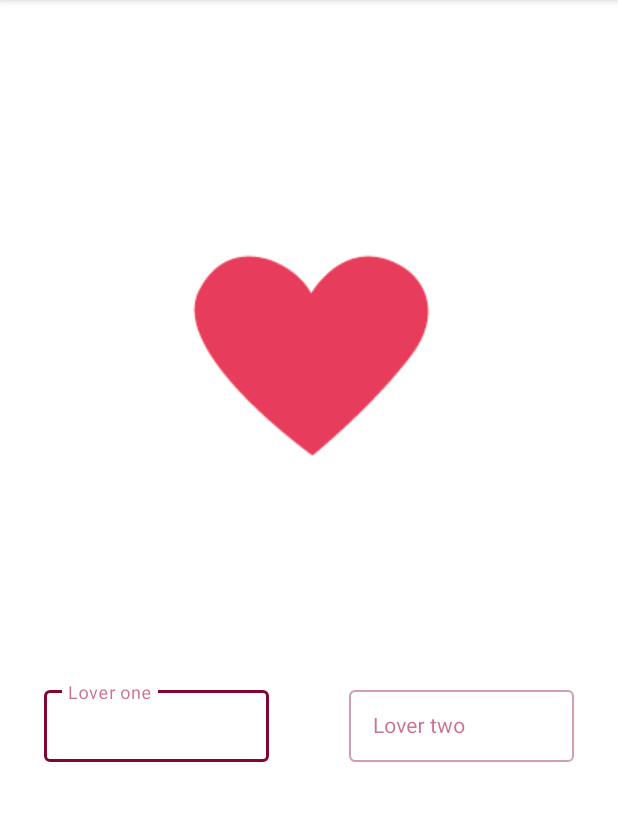
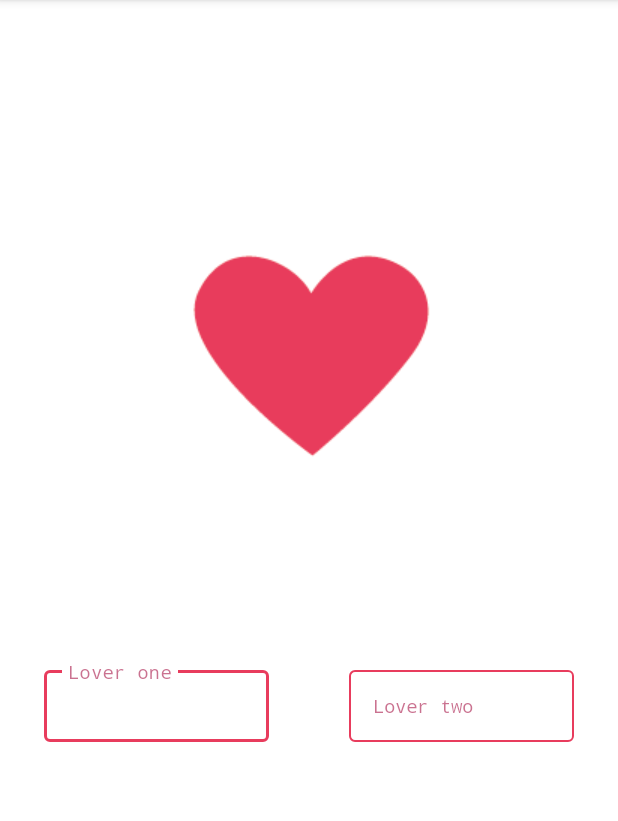
Before and after one commit to rafaelvpiccolo/LoveCalculator, an Android app: the screen it shows after launch (MainActivity), on a phone screen of 412 x 824 dp, the part 84-905 px from its top. Run offline under Robolectric (Android 15) with nearby library versions, the phone set to English and light mode, and no system bars.

Commit message:
Some improvements

```diff
--- a/app/src/main/res/color/text_input_custom.xml
+++ b/app/src/main/res/color/text_input_custom.xml
@@ -1,7 +1,7 @@
 <?xml version="1.0" encoding="utf-8"?>
 <selector xmlns:android="http://schemas.android.com/apk/res/android">
-    <item android:color="?attr/colorSecondary" android:state_focused="true"/>
-    <item android:alpha="0.87" android:color="?attr/colorSecondary" android:state_hovered="true"/>
-    <item android:alpha="0.12" android:color="?attr/colorSecondary" android:state_enabled="false"/>
-    <item android:alpha="0.38" android:color="?attr/colorSecondary"/>
+    <item android:color="#E83C5D" android:state_focused="true"/>
+    <item android:alpha="0.87" android:color="#E83C5D" android:state_hovered="true"/>
+    <item android:alpha="0.12" android:color="#E83C5D" android:state_enabled="false"/>
+    <item android:alpha="0.38" android:color="#E83C5D" android:state_focused="false"/>
 </selector>
--- a/app/src/main/res/layout/activity_main.xml
+++ b/app/src/main/res/layout/activity_main.xml
@@ -30,7 +30,9 @@
             android:layout_width="match_parent"
             android:layout_height="wrap_content"
             android:layout_gravity="center"
+            android:layout_marginTop="8dp"
             android:layout_marginStart="10dp"
+            android:fontFamily="monospace"
             android:textColor="@color/background_pink"
             android:textSize="35sp" />
     </FrameLayout>
@@ -43,6 +45,7 @@
         android:layout_marginEnd="40dp"
         android:hint="@string/lover_one"
         android:textColorHint="@color/hint_pink"
+        app:errorEnabled="true"
         app:boxBackgroundColor="@color/white"
         app:boxStrokeColor="@color/text_input_custom"
         style="@style/Widget.MaterialComponents.TextInputLayout.OutlinedBox"
@@ -57,12 +60,13 @@
             android:id="@+id/name_one"
             android:layout_width="150dp"
             android:layout_height="48dp"
+            android:fontFamily="monospace"
             android:includeFontPadding="true"
             android:inputType="textPersonName"
             android:paddingStart="16dp"
             android:paddingEnd="12dp"
             android:textColor="@color/text_pink"
-            android:textSize="14sp" />
+            android:textSize="12sp" />
     </com.google.android.material.textfield.TextInputLayout>
 
     <com.google.android.material.textfield.TextInputLayout
@@ -72,6 +76,7 @@
         android:layout_marginEnd="16dp"
         android:hint="@string/lover_two"
         android:textColorHint="@color/hint_pink"
+        app:errorEnabled="true"
         app:boxBackgroundColor="@color/white"
         app:boxStrokeColor="@color/text_input_custom"
         style="@style/Widget.MaterialComponents.TextInputLayout.OutlinedBox"
@@ -86,13 +91,14 @@
             android:id="@+id/name_two"
             android:layout_width="150dp"
             android:layout_height="48dp"
+            android:fontFamily="monospace"
             android:includeFontPadding="true"
             android:inputType="textPersonName"
             android:paddingStart="16dp"
             android:paddingEnd="12dp"
             android:textColor="@color/text_pink"
             android:textColorHint="@color/hint_pink"
-            android:textSize="14sp" />
+            android:textSize="12sp" />
     </com.google.android.material.textfield.TextInputLayout>
 
 </androidx.constraintlayout.widget.ConstraintLayout>
--- a/app/src/main/res/values/colors.xml
+++ b/app/src/main/res/values/colors.xml
@@ -9,6 +9,7 @@
     <color name="white">#FFFFFFFF</color>
     <color name="background_pink">#E83C5D</color>
     <color name="secondary_background_pink">#830631</color>
-    <color name="text_pink">#A71446</color>
+    <color name="text_pink">#E83C5D</color>
     <color name="hint_pink">#99A71446</color>
+    <color name="secondary_text_box">#B72D48</color>
 </resources>
```
Also changed, not shown: app/src/main/java/com/rafaelpiccolo/lovecalculator/view/MainActivity.java (+47 -6 lines), app/src/main/res/font/abel.ttf (added).
